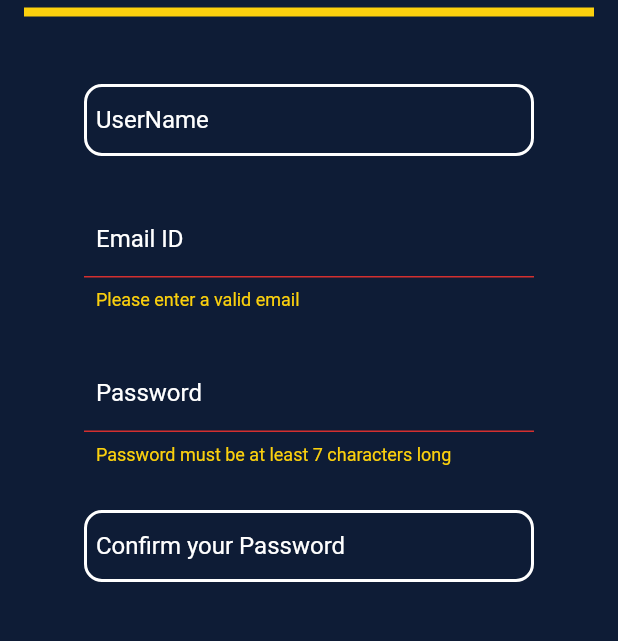
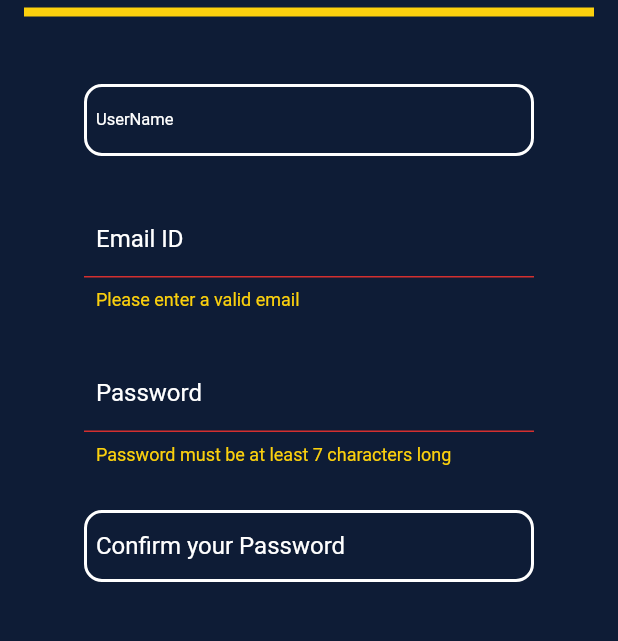
Before and after one commit to GeethKuldeep/Equinox_2021, a Flutter app: the screen it shows after launch, after a tap on "SIGN IN", after a tap on "Need an account? Register", on a phone screen of 412 x 824 dp, the part 579-1220 px from its top. Run offline on Flutter 3.47's test engine with Material 2 defaults, Android fonts, the phone set to English and light mode, and no system bars; our stand-ins replace cloud_firestore, firebase_auth; accounts and stored records are empty.

Commit message:
Refracted UI

```diff
--- a/lib/widgets/Email_Signin_form.dart
+++ b/lib/widgets/Email_Signin_form.dart
@@ -104,7 +104,7 @@ class _EmailSignInFormState extends State<EmailSignInForm> {
                     controller: _UsernameController,
                     focusNode: _UsernameFocusNode,
                   decoration: InputDecoration(
-                    labelStyle: TextStyle(color: Colors.white),
+                    labelStyle: TextStyle(color: Colors.white,fontSize: 11),
                     contentPadding: const EdgeInsets.all(8.0),
                     enabledBorder: OutlineInputBorder(
                       borderSide: BorderSide(
```
